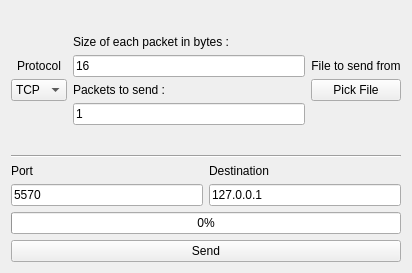
CanOSpam/tcpIPAssign, file TCPIPassign/Client.ui: the form before one commit.
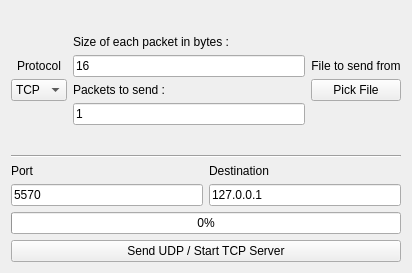
The form after the commit.

Patch:
```diff
--- a/TCPIPassign/Client.ui
+++ b/TCPIPassign/Client.ui
@@ -246,7 +246,7 @@
    <item>
     <widget class="QPushButton" name="sendButton">
      <property name="text">
-      <string>Send</string>
+      <string>Send UDP / Start TCP Server</string>
      </property>
     </widget>
    </item>
```
